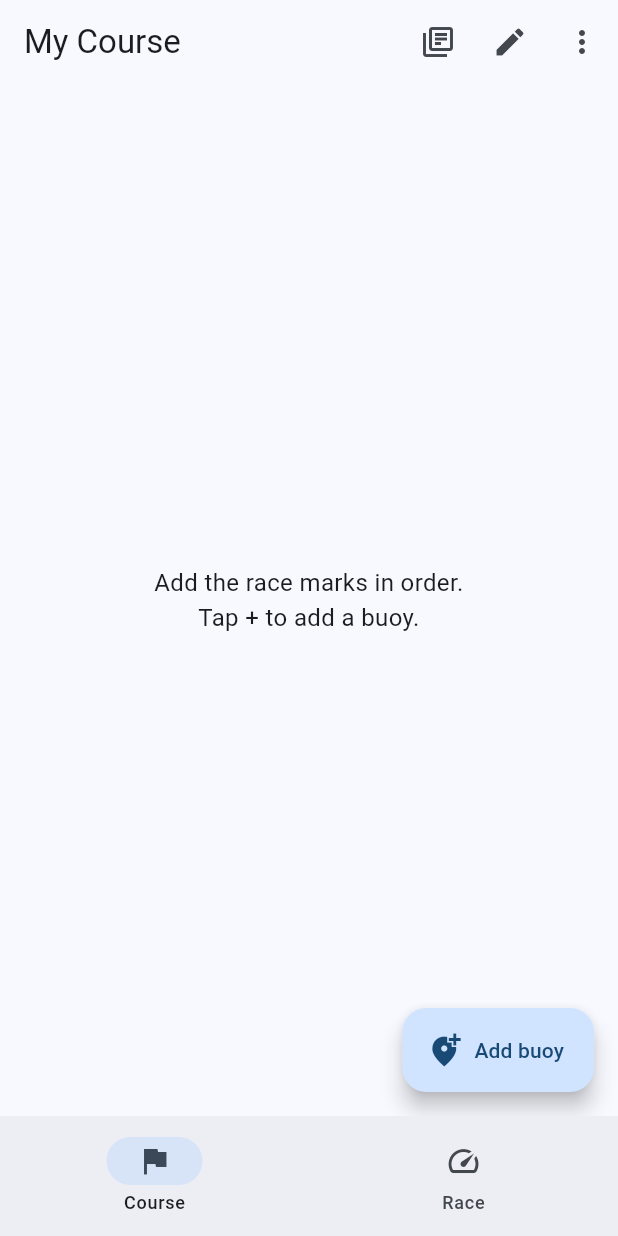
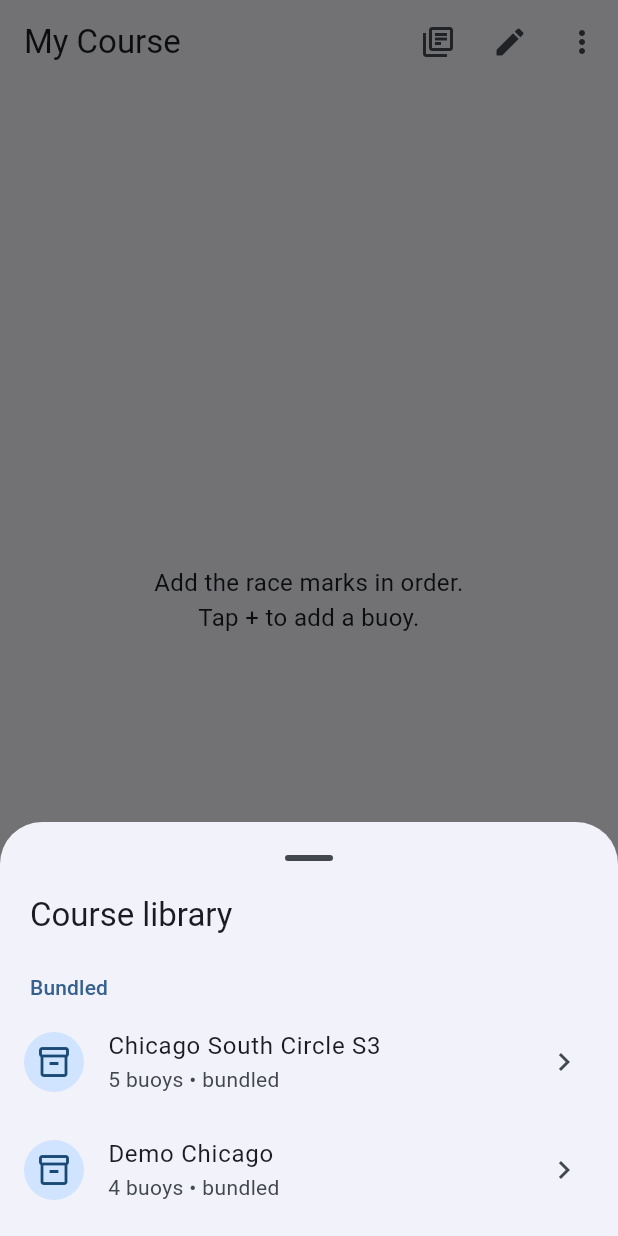
Before and after one commit to umutsoysal/SailRaceComputer, a Flutter app: the screen it shows after launch, after a tap on the "library books" icon, on a phone screen of 412 x 824 dp. Run offline on Flutter 3.47's test engine with Material 3 defaults, Android fonts, the phone set to English and light mode, and no system bars; our stand-ins replace file_picker, geolocator, share_plus, shared_preferences.

Commit message:
import map options

```diff
--- a/assets/courses/chicago_south_circle_s3.json
+++ b/assets/courses/chicago_south_circle_s3.json
@@ -1,9 +1,9 @@
 {
   "format": "sail-race-course",
   "version": 1,
-  "name": "Demo Chicago",
+  "name": "Chicago South Circle S3",
   "createdAt": "2026-06-04T00:00:00Z",
-  "notes": "Built-in demo course used by the dev simulator when no other course is loaded. Edit freely.",
+  "notes": "South-side circle course off Chicago. SA7 start/finish + marks 3/2/8.",
   "buoys": [
   {
     "name": "SA7 Start",
--- a/lib/screens/course_screen.dart
+++ b/lib/screens/course_screen.dart
@@ -517,3 +517,100 @@ class _BuoyDialogState extends State<_BuoyDialog> {
     );
   }
 }
+
+enum _LibraryActionKind { load, delete }
+
+class _LibraryAction {
+  _LibraryAction(this.kind, this.entry);
+  final _LibraryActionKind kind;
+  final CourseEntry? entry;
+}
+
+class _LibrarySheet extends StatelessWidget {
+  const _LibrarySheet({required this.entries});
+
+  final List<CourseEntry> entries;
+
+  @override
+  Widget build(BuildContext context) {
+    final bundled = entries.where((e) => e.isBundled).toList();
+    final saved = entries.where((e) => !e.isBundled).toList();
+
+    return SafeArea(
+      child: ConstrainedBox(
+        constraints: BoxConstraints(
+          maxHeight: MediaQuery.of(context).size.height * 0.8,
+        ),
+        child: Column(
+          mainAxisSize: MainAxisSize.min,
+          crossAxisAlignment: CrossAxisAlignment.stretch,
+          children: [
+            Padding(
+              padding: const EdgeInsets.fromLTRB(20, 0, 20, 8),
+              child: Text('Course library',
+                  style: Theme.of(context).textTheme.titleLarge),
+            ),
+            if (entries.isEmpty)
+              const Padding(
+                padding: EdgeInsets.all(24),
+                child: Text(
+                  'No courses yet. Import a file or save the current course '
+                  'to the library from the menu.',
+                ),
+              )
+            else
+              Flexible(
+                child: ListView(
+                  shrinkWrap: true,
+                  children: [
+                    if (bundled.isNotEmpty) ...[
+                      _sectionHeader(context, 'Bundled'),
+                      ...bundled.map((e) => _row(context, e, deletable: false)),
+                    ],
+                    if (saved.isNotEmpty) ...[
+                      _sectionHeader(context, 'Saved'),
+                      ...saved.map((e) => _row(context, e, deletable: true)),
+                    ],
+                  ],
+                ),
+              ),
+            const SizedBox(height: 8),
+          ],
+        ),
+      ),
+    );
+  }
+
+  Widget _sectionHeader(BuildContext context, String title) => Padding(
+        padding: const EdgeInsets.fromLTRB(20, 16, 20, 4),
+        child: Text(title,
+            style: Theme.of(context).textTheme.labelLarge?.copyWith(
+                  color: Theme.of(context).colorScheme.primary,
+                )),
+      );
+
+  Widget _row(BuildContext context, CourseEntry e, {required bool deletable}) {
+    return ListTile(
+      leading: CircleAvatar(
+        child: Icon(e.isBundled ? Icons.inventory_2_outlined : Icons.bookmark),
+      ),
+      title: Text(e.name),
+      subtitle: Text('${e.buoyCount} buoy${e.buoyCount == 1 ? '' : 's'}'
+          '${e.isBundled ? ' • bundled' : ''}'),
+      trailing: deletable
+          ? IconButton(
+              icon: const Icon(Icons.delete_outline),
+              tooltip: 'Remove from library',
+              onPressed: () => Navigator.pop(
+                context,
+                _LibraryAction(_LibraryActionKind.delete, e),
+              ),
+            )
+          : const Icon(Icons.chevron_right),
+      onTap: () => Navigator.pop(
+        context,
+        _LibraryAction(_LibraryActionKind.load, e),
+      ),
+    );
+  }
+}
--- a/lib/services/course_library.dart
+++ b/lib/services/course_library.dart
@@ -1,5 +1,5 @@
 import 'dart:convert';
-import 'package:flutter/services.dart' show rootBundle;
+import 'package:flutter/services.dart' show rootBundle, AssetManifest;
 import 'package:shared_preferences/shared_preferences.dart';
 import '../models/course.dart';
 import 'course_file.dart';
@@ -39,9 +39,9 @@ class CourseLibrary {
 
   Future<List<CourseEntry>> listBundled() async {
     try {
-      final manifest = await rootBundle.loadString('AssetManifest.json');
-      final map = jsonDecode(manifest) as Map<String, dynamic>;
-      final keys = map.keys
+      final manifest = await AssetManifest.loadFromAssetBundle(rootBundle);
+      final keys = manifest
+          .listAssets()
           .where((k) => k.startsWith(_assetDir) && k.endsWith('.json'))
           .toList()
         ..sort();
```
